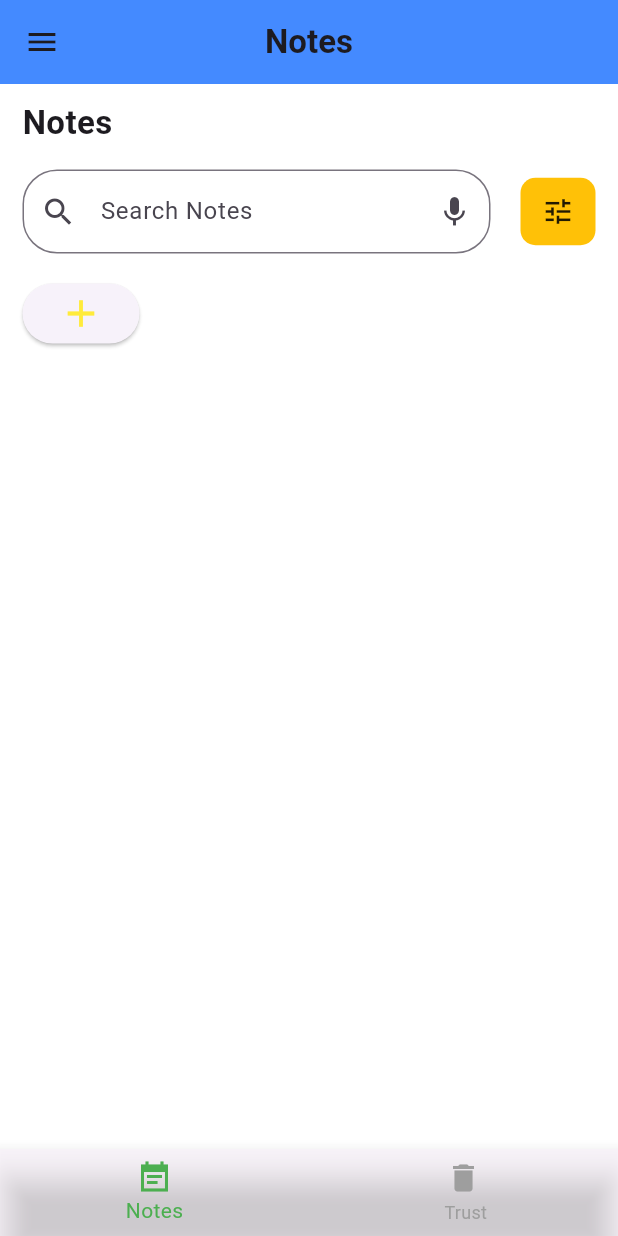
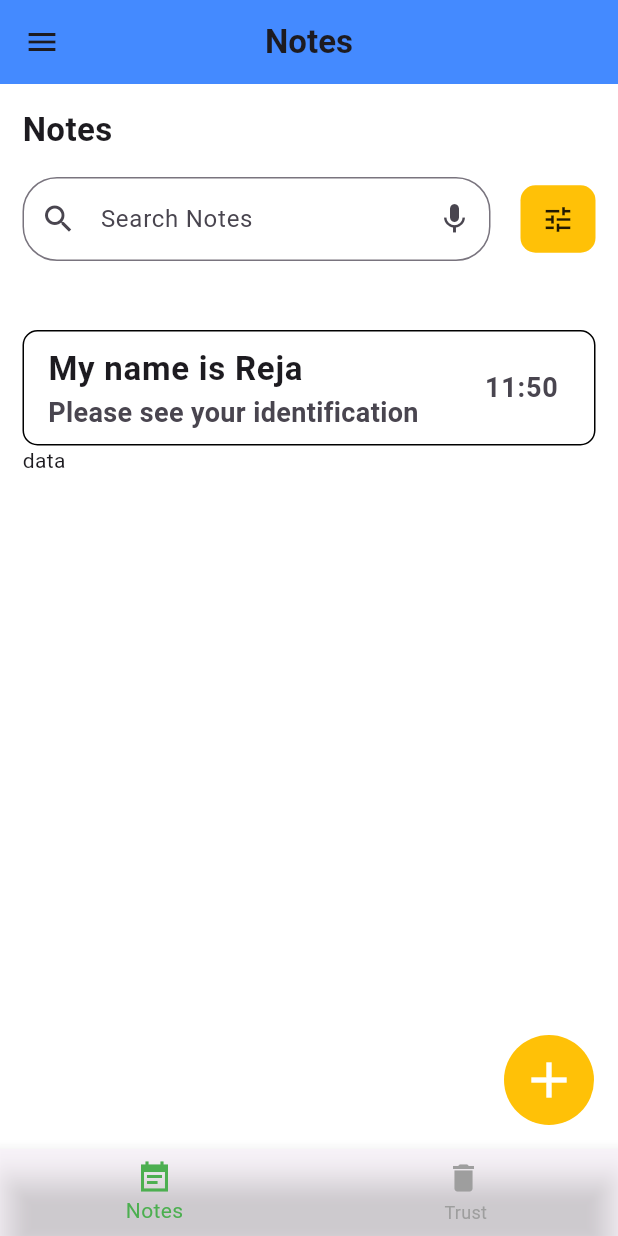
Before and after one commit to mdreja09/My_Notes, a Flutter app: the screen it shows after launch, on a phone screen of 412 x 824 dp. Run offline on Flutter 3.47's test engine with Material 3 defaults, Android fonts, the phone set to English and light mode, and no system bars.

Commit message:
New look notes

```diff
--- a/lib/View/Notes/NotesScreen.dart
+++ b/lib/View/Notes/NotesScreen.dart
@@ -62,15 +62,12 @@ class _NotesScreenState extends State<NotesScreen> {
           style: TextStyle(fontSize: 22, fontWeight: FontWeight.w700),
         ),
       ),
-      body: Container(
-        height: double.infinity,
-        width: double.infinity,
-        margin: EdgeInsets.symmetric(horizontal: 15, vertical: 10),
+      body: Padding(
+        padding: const EdgeInsets.symmetric(horizontal: 15, vertical: 15),
         child: Column(
           //mainAxisAlignment: MainAxisAlignment.start,
           crossAxisAlignment: CrossAxisAlignment.start,
           children: [
-
             Text(
               "Notes",
               style: TextStyle(fontSize: 22, fontWeight: FontWeight.w700),
@@ -109,18 +106,40 @@ class _NotesScreenState extends State<NotesScreen> {
                 ],
               ),
             ),
-            ElevatedButton(
-              onPressed: () {
-                print("Button Clicked!");
-              },
-              child: Icon(Icons.add,color: Colors.yellow,size: 30,),
-            )
+            SizedBox(height: 30),
 
+            ListTile(
+              trailing: Text(
+                "11:50",
+                style: TextStyle(fontSize: 18, fontWeight: FontWeight.w600),
+              ),
+              shape: OutlineInputBorder(
+                borderRadius: BorderRadius.circular(10),
+              ),
 
+              tileColor: Colors.white,
 
+              //focusColor: Colors.grey,
+              title: Text(
+                "My name is Reja",
+                style: TextStyle(fontWeight: FontWeight.w700, fontSize: 22),
+              ),
+
+              subtitle: Text(
+                "Please see your identification",
+                style: TextStyle(fontSize: 18, fontWeight: FontWeight.w600),
+              ),
+            ),
+
+            Text("data"),
           ],
         ),
+      ),
 
+      floatingActionButton: CircleAvatar(
+        radius: 30,
+        backgroundColor: Colors.amber,
+        child: Icon(Icons.add, size: 40, color: Colors.white),
       ),
     );
   }
```
